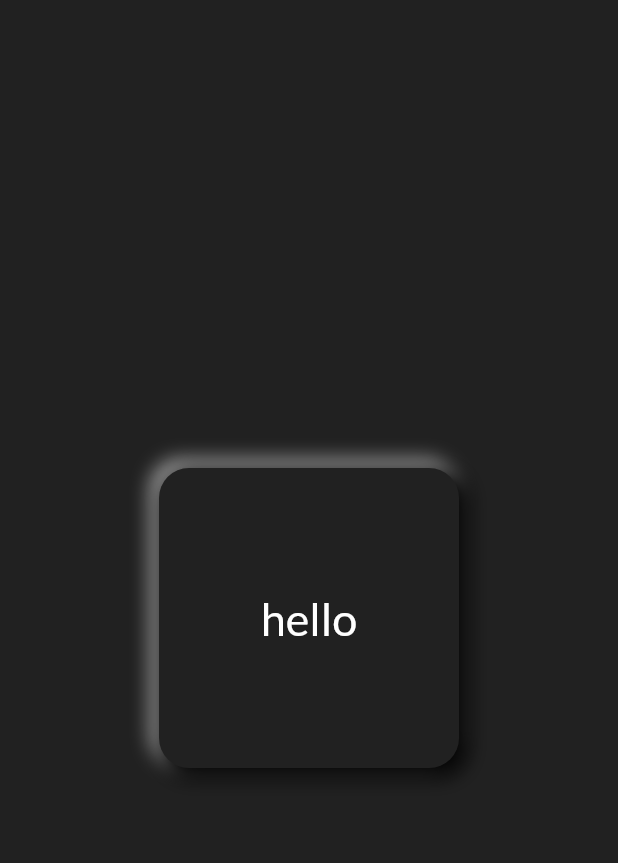
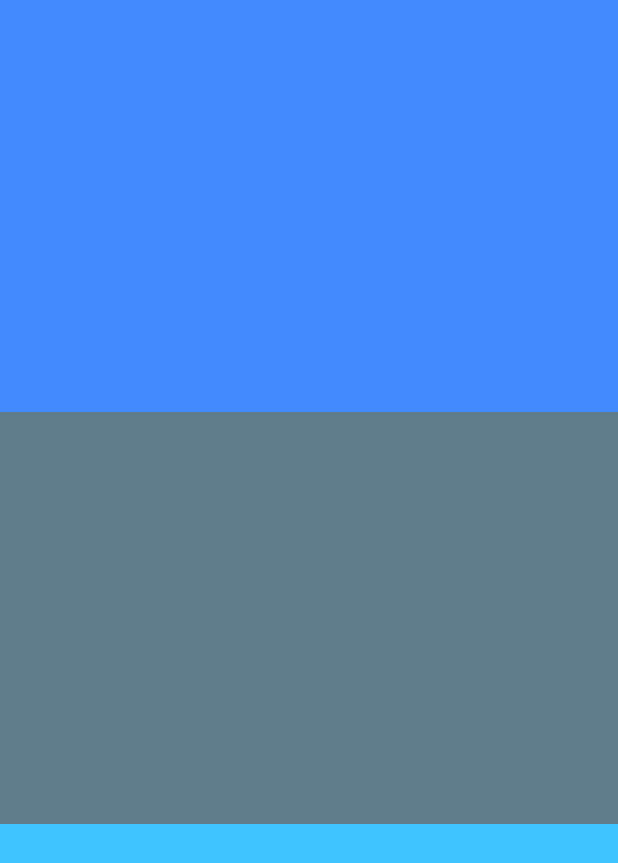
Before and after one commit to monjur35/flutterCourse, a Flutter app: the screen it shows after launch, on a phone screen of 412 x 824 dp. Shown: the top 863 px of the screen. Run offline on Flutter 3.47's test engine with Material 2 defaults, Android fonts, the phone set to English and light mode, and no system bars; our stand-ins replace google_fonts.

Commit message:
Expanded

```diff
--- a/lib/main.dart
+++ b/lib/main.dart
@@ -2,6 +2,7 @@ import 'package:flutter/material.dart';
 import 'package:untitled/utils/MyRoutes.dart';
 import 'package:untitled/pages/home_page.dart';
 import 'package:untitled/pages/login_page.dart';
+import 'package:untitled/widgets/day02.dart';
 import 'package:untitled/widgets/theme.dart';
 
 void main() {
@@ -17,11 +18,12 @@ class MyApp extends StatelessWidget {
       theme: MyTheme.lightTheme(context),
       darkTheme: MyTheme.darkTheme(context),
       debugShowCheckedModeBanner: false,
-      initialRoute: MyRoutes.homeRoute,
+      initialRoute: MyRoutes.day02Route,
       routes: {
         "/": (context) => LoginPage(),
         MyRoutes.homeRoute: (context) => HomePage(),
-        MyRoutes.loginRoute: (context) => LoginPage()
+        MyRoutes.loginRoute: (context) => LoginPage(),
+        MyRoutes.day02Route: (context) => Day02()
       },
     );
   }
--- a/lib/pages/home_page.dart
+++ b/lib/pages/home_page.dart
@@ -12,8 +12,8 @@ class HomePage extends StatelessWidget {
       body: Center(
         child: Container(
           padding: EdgeInsets.all(20),
-          height: 200,
-          width: 200,
+          height: 150,
+          width: 150,
           decoration: BoxDecoration(
               color: Colors.grey[900],
               borderRadius: BorderRadius.circular(20),
@@ -38,5 +38,6 @@ class HomePage extends StatelessWidget {
         ),
       ),
     );
+    //hhhhhhhhhhhhhhhhhhhhhhhhhhhhhhhhhhhh
   }
 }
--- a/lib/utils/MyRoutes.dart
+++ b/lib/utils/MyRoutes.dart
@@ -1,5 +1,5 @@
-
 class MyRoutes {
-  static String loginRoute="/login";
-  static String homeRoute="/home";
+  static String loginRoute = "/login";
+  static String homeRoute = "/home";
+  static String day02Route = "/day02";
 }
--- /dev/null
+++ b/lib/widgets/day02.dart
@@ -0,0 +1,29 @@
+import 'package:flutter/material.dart';
+
+class Day02 extends StatelessWidget {
+  @override
+  Widget build(BuildContext context) {
+    // TODO: implement build
+    return Scaffold(
+      body: Column(
+        children: [
+          Expanded(
+              //flex: 3,
+              child: Container(
+            color: Colors.blueAccent,
+          )),
+          Expanded(
+              // flex: 2,
+              child: Container(
+            color: Colors.blueGrey,
+          )),
+          Expanded(
+              //flex: 2,
+              child: Container(
+            color: Colors.lightBlueAccent,
+          ))
+        ],
+      ),
+    );
+  }
+}
```
